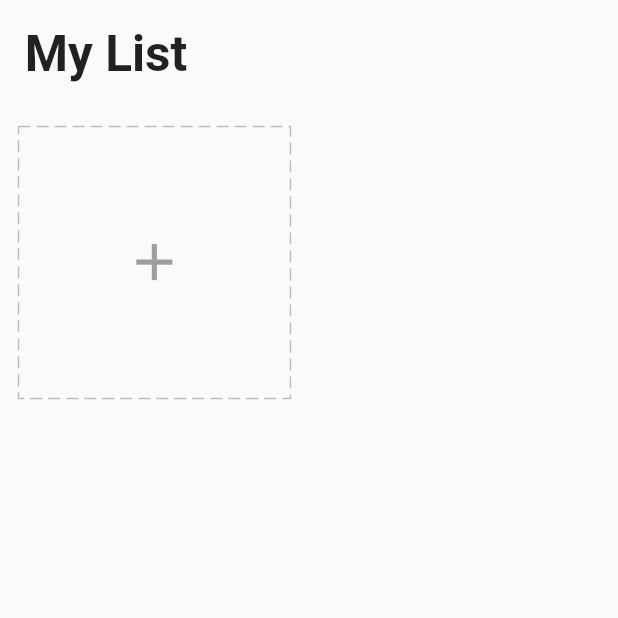
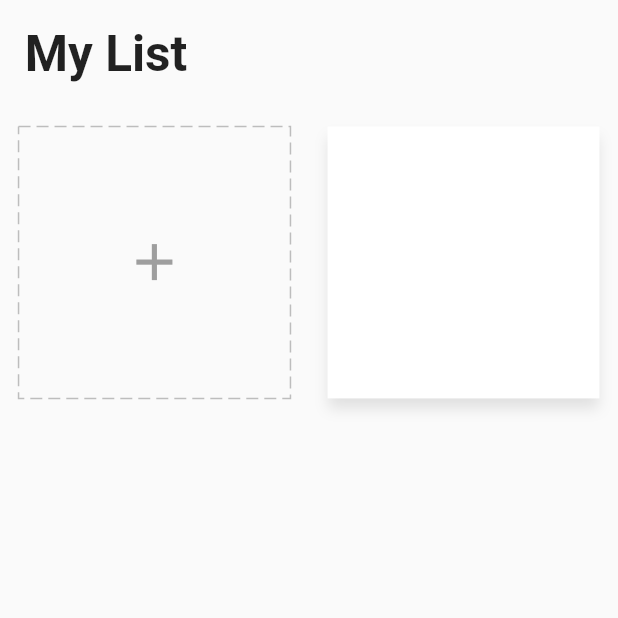
Before and after one commit to suryapradipta/to_do_list, a Flutter app: the screen it shows after launch, on a phone screen of 412 x 824 dp, the top half of it. Run offline on Flutter 3.47's test engine with Material 2 defaults, Android fonts, the phone set to English and light mode, and no system bars; drawn by our look-alikes of dotted_border; our stand-ins replace equatable, flutter_easyloading, get, get_storage.

Commit message:
task card widget

```diff
--- a/lib/app/modules/home/view.dart
+++ b/lib/app/modules/home/view.dart
@@ -1,8 +1,10 @@
 import 'package:flutter/material.dart';
 import 'package:get/get.dart';
 import 'package:to_do_list/app/core/utils/extension.dart';
+import 'package:to_do_list/app/data/models/task.dart';
 import 'package:to_do_list/app/modules/home/controller.dart';
 import 'package:to_do_list/app/modules/home/widgets/add_card.dart';
+import 'package:to_do_list/app/modules/home/widgets/task_card.dart';
 
 class HomePage extends GetView<HomeController> {
   const HomePage({super.key});
@@ -24,7 +26,16 @@ class HomePage extends GetView<HomeController> {
             crossAxisCount: 2,
             shrinkWrap: true,
             physics: ClampingScrollPhysics(),
-            children: [AddCard()],
+            children: [
+              AddCard(),
+              TaskCard(
+                task: Task(
+                  title: 'title',
+                  icon: 0xe59c,
+                  color: '#FF2B60E6',
+                ),
+              )
+            ],
           ),
         ],
       )),
--- /dev/null
+++ b/lib/app/modules/home/widgets/task_card.dart
@@ -0,0 +1,36 @@
+import 'package:flutter/material.dart';
+import 'package:get/get.dart';
+import 'package:to_do_list/app/core/utils/extension.dart';
+import 'package:to_do_list/app/data/models/task.dart';
+import 'package:to_do_list/app/modules/home/controller.dart';
+
+class TaskCard extends StatelessWidget {
+  final homeController = Get.find<HomeController>();
+  final Task task;
+
+  TaskCard({super.key, required this.task});
+
+  @override
+  Widget build(BuildContext context) {
+    final color = HexColor.fromHex(task.color);
+    final squareWidth = Get.width - 12.0.wp;
+    return Container(
+      width: squareWidth / 2,
+      height: squareWidth / 2,
+      margin: EdgeInsets.all(3.0.wp),
+      decoration: BoxDecoration(color: Colors.white, boxShadow: [
+        BoxShadow(
+          color: Colors.grey[300]!,
+          blurRadius: 7,
+          offset: Offset(0, 7),
+        )
+      ]),
+      child: Column(
+        crossAxisAlignment: CrossAxisAlignment.start,
+        children: [
+
+        ],
+      ),
+    );
+  }
+}
```
